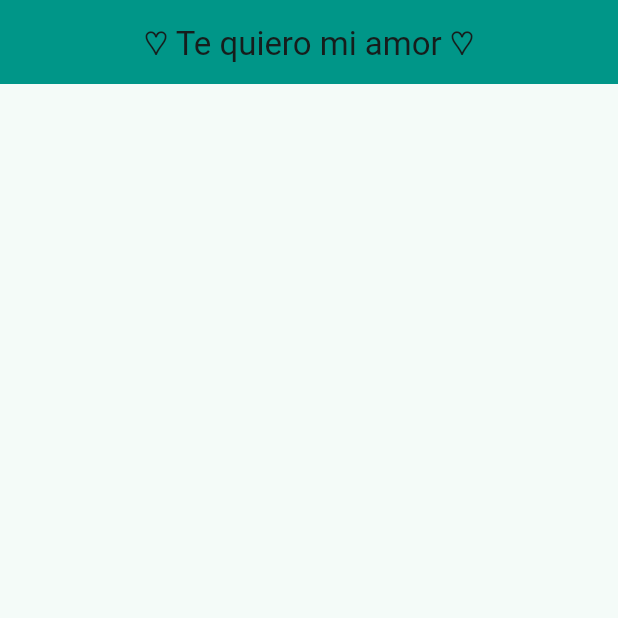
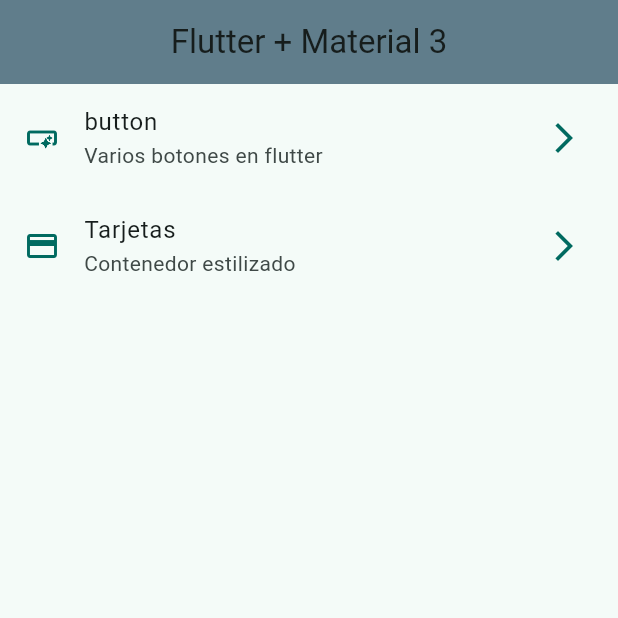
Before and after one commit to ricardo0ac/widgets_app, a Flutter app: the screen it shows after launch, on a phone screen of 412 x 824 dp, the top half of it. Run offline on Flutter 3.47's test engine with Material 2 defaults, Android fonts, the phone set to English and light mode, and no system bars.

Commit message:
home screen implementado

```diff
--- a/lib/presentation/screens/home/home_screen.dart
+++ b/lib/presentation/screens/home/home_screen.dart
@@ -1,4 +1,5 @@
 import 'package:flutter/material.dart';
+import 'package:widgets_app/config/menu/menu_items.dart';
 
 class HomeScreen extends StatelessWidget {
   const HomeScreen({super.key});
@@ -7,9 +8,50 @@ class HomeScreen extends StatelessWidget {
   Widget build(BuildContext context) {
     return Scaffold(
       appBar: AppBar(
-        title: const Text('♡ Te quiero mi amor ♡'),
-        backgroundColor: Colors.teal,
+        title: const Text('Flutter + Material 3'),
+        backgroundColor: Colors.blueGrey,
       ),
+      body: const _HomeView(),
     );
   }
 }
+
+class _HomeView extends StatelessWidget {
+  const _HomeView();
+
+  @override
+  Widget build(BuildContext context) {
+    return ListView.builder(
+      itemCount: appMenuItems.length,
+      itemBuilder: (context, index) {
+        final menuItem = appMenuItems[index];
+
+        return _CustomListTile(menuItem: menuItem);
+      },
+    );
+  }
+}
+
+class _CustomListTile extends StatelessWidget {
+  const _CustomListTile({
+    required this.menuItem,
+  });
+
+  final MenuItem menuItem;
+
+  @override
+  Widget build(BuildContext context) {
+    final colors = Theme.of(context).colorScheme;
+
+    return ListTile(
+      leading: Icon(menuItem.icon, color: colors.primary,),
+      trailing: Icon(Icons.arrow_forward_ios, color: colors.primary,),
+      title: Text(menuItem.title),
+      subtitle: Text(menuItem.subTitle),
+      onTap: () {
+
+      },
+      //TODO: navegar a otro pantalla
+    );
+  }
+}
```
